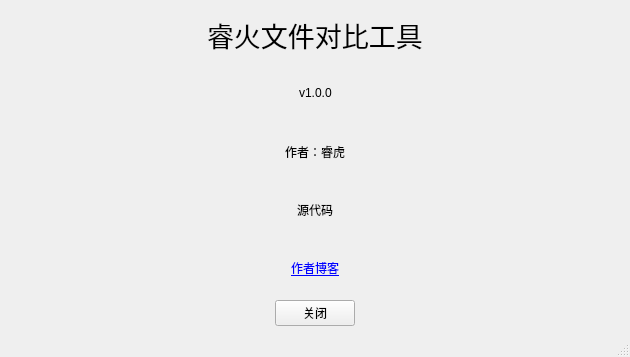
Before: the Qt Designer form aboutwindow.ui in laisc7301/RuihuoFileComparison, drawn with Qt 5.
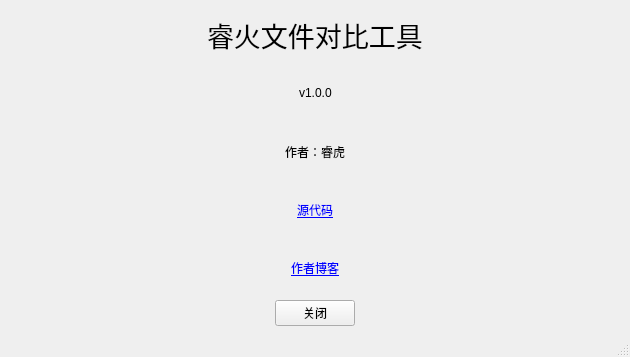
After: the same form once the commit is applied.

```diff
--- a/aboutwindow.ui
+++ b/aboutwindow.ui
@@ -151,7 +151,10 @@
         <item>
          <widget class="QLabel" name="label_4">
           <property name="text">
-           <string>源代码</string>
+           <string>&lt;a href=&quot;https://github.com/laisc7301/RuihuoFileComparison&quot;&gt;源代码&lt;/a&gt;</string>
+          </property>
+          <property name="textFormat">
+           <enum>Qt::RichText</enum>
           </property>
          </widget>
         </item>
```
Left out of the diff: 2 changed lines with no effect on the pictures.
